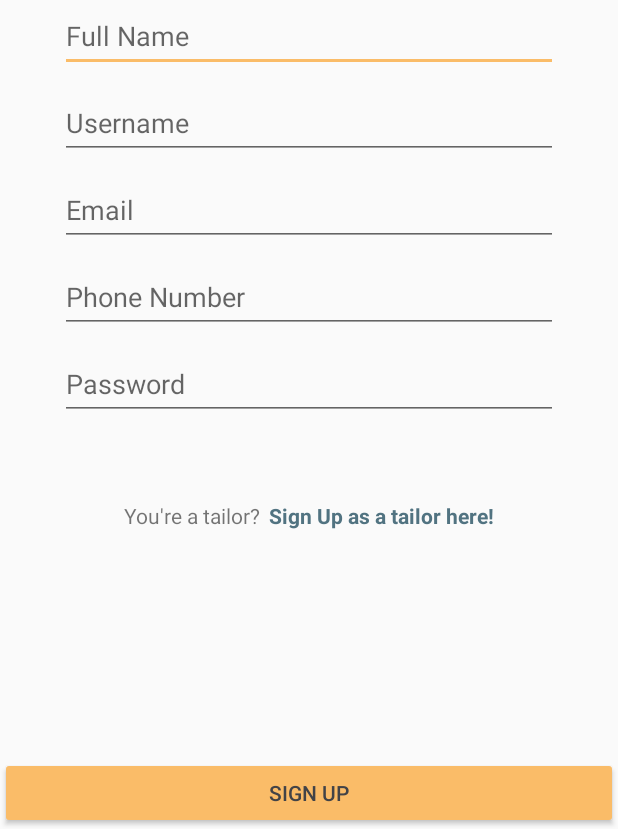
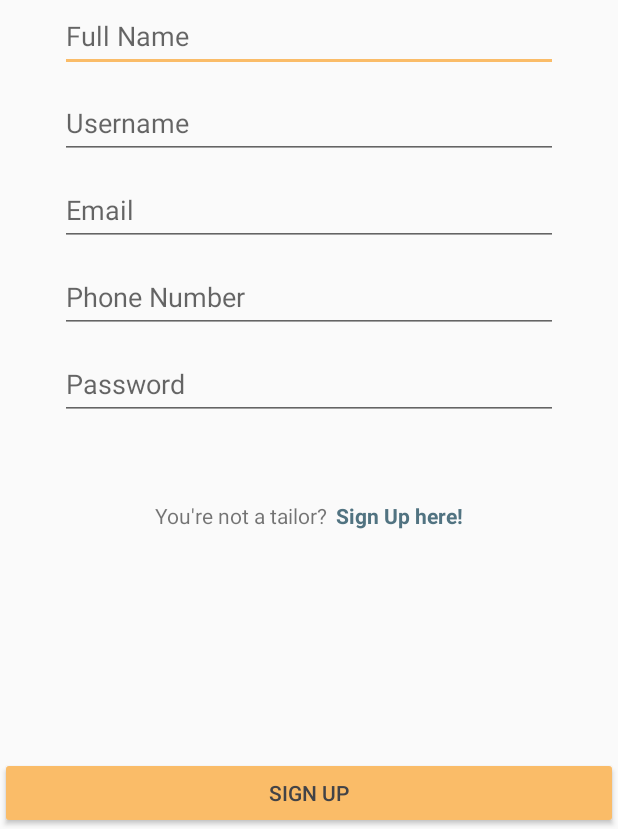
Before and after one commit to refaans/JahitIn, an Android app: the RegisterTailorActivity screen opened directly, with no data from a screen before it, on a phone screen of 412 x 824 dp, the part 407-1236 px from its top. Run offline under Robolectric (Android 15) with nearby library versions, the phone set to English and light mode, and no system bars.

Commit message:
Add activity CheckOut and ShoppingCart

```diff
--- a/app/src/main/AndroidManifest.xml
+++ b/app/src/main/AndroidManifest.xml
@@ -9,7 +9,9 @@
         android:roundIcon="@mipmap/ic_launcher_round"
         android:supportsRtl="true"
         android:theme="@style/AppTheme">
-        <activity android:name=".RegisterTailorActivity"></activity>
+        <activity android:name=".ShoppingCartActivity"></activity>
+        <activity android:name=".CheckOutActivity" />
+        <activity android:name=".RegisterTailorActivity" />
         <activity
             android:name=".RegisterActivity"
             android:theme="@style/SplashTheme" />
--- a/app/src/main/res/layout/activity_register_tailor.xml
+++ b/app/src/main/res/layout/activity_register_tailor.xml
@@ -93,10 +93,10 @@
             <TextView
                 android:layout_width="wrap_content"
                 android:layout_height="wrap_content"
-                android:text="@string/tailor"
+                android:text="@string/not_tailor"
                 android:layout_marginEnd="5dp"/>
             <TextView
-                android:id="@+id/tailor_signup"
+                android:id="@+id/not_tailor_signup"
                 android:layout_width="wrap_content"
                 android:layout_height="wrap_content"
                 android:text="@string/click_here"
--- a/app/src/main/res/values/strings.xml
+++ b/app/src/main/res/values/strings.xml
@@ -16,8 +16,10 @@
     <string name="register_phone">Phone Number</string>
     <string name="password_confirmation">Password Confirmation</string>
     <string name="tailor">You\'re a tailor?</string>
-    <string name="click_here">Sign Up as a tailor here!</string>
+    <string name="click_here">Sign Up here!</string>
     <string name="sign_up_button">Sign Up</string>
+
+    <string name="not_tailor">You\'re not a tailor?</string>
 
     <string name="todo">TODO</string>
 </resources>
```
Also changed, not shown: app/src/main/java/com/tikusrpl/jahitin/CheckOutActivity.java (added, +14 -0 lines), app/src/main/java/com/tikusrpl/jahitin/ShoppingCartActivity.java (added, +14 -0 lines), app/src/main/res/layout/activity_check_out.xml (added, +12 -0 lines), app/src/main/res/layout/activity_shopping_cart.xml (added, +9 -0 lines).
